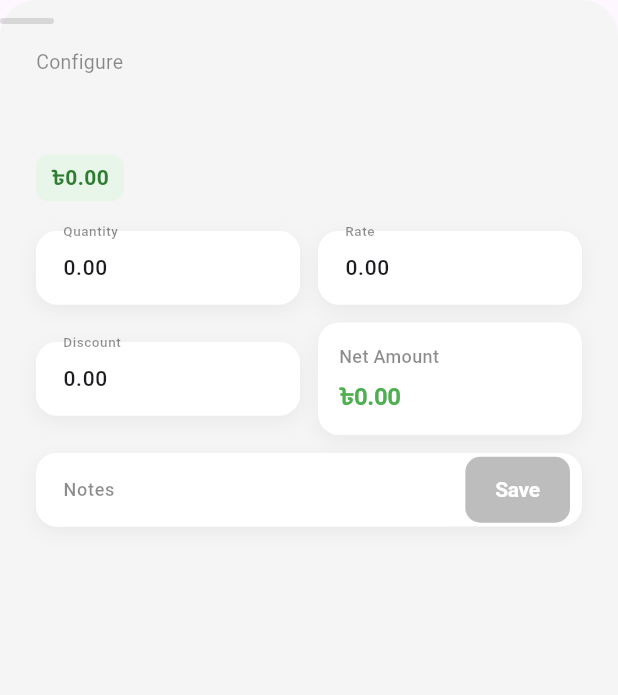
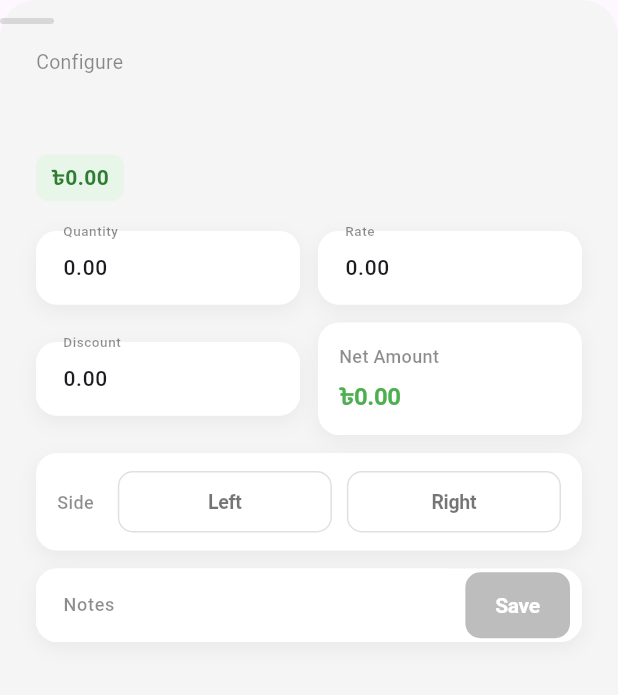
Before and after one commit to me-MrShohanur/MarketReach, a Flutter app: the _AddProductDetailSheet widget shown alone on an empty page, opened directly with empty values, on a phone screen of 412 x 824 dp. Shown: the top 695 px of the screen. Run offline on Flutter 3.47's test engine with Material 3 defaults, Android fonts, the phone set to English and light mode, and no system bars; our stand-ins replace file_picker, flutter_bloc, flutter_secure_storage, image_picker; accounts and stored records are empty; network calls fail.

Commit message:
add left and right feild for save

```diff
--- a/lib/constants/api_values.dart
+++ b/lib/constants/api_values.dart
@@ -13,6 +13,7 @@ class EndPoint {
   static const String getProducts = 'Order/GetProducts';
   static const String getOrder = 'Order/PlaceOrder';
   static const String getOrderList = 'Order/GetOrderList';
+  static const String save = 'Order/Save';
 
   // 'Order/GetCustomer?companyId=122&type=2&empId=5892&userId=3631&customerId=0';
 }
--- a/lib/services/provider/ordersave_service.dart
+++ b/lib/services/provider/ordersave_service.dart
@@ -2,6 +2,7 @@ import 'dart:convert';
 import 'dart:developer';
 import 'dart:io';
 import 'package:http/http.dart' as http;
+import 'package:marketing/constants/api_values.dart';
 import 'package:marketing/services/models/products_model.dart';
 import 'package:marketing/services/provider/current_user.dart';
 
@@ -53,7 +54,7 @@ class OrderSaveService {
     final double vatAmount = tax;
     final double netPayable = netAmount + vatAmount;
 
-    final uri = Uri.parse('$_baseUrl/Order/Save');
+    final uri = Uri.parse('${BaseUrl.apiBase}/api/${V.v1}/${EndPoint.save}');
     final request = http.MultipartRequest('POST', uri);
 
     request.headers['accept'] = '*/*';
--- a/lib/views/home/subpages/product_list_view.dart
+++ b/lib/views/home/subpages/product_list_view.dart
@@ -539,6 +539,11 @@ class _AddProductDetailSheetState extends State<_AddProductDetailSheet> {
   final _discountFocus = FocusNode();
   final _notesFocus = FocusNode();
 
+  // ── NEW: Left / Right toggle state ───────────────────────────────────────
+  bool _isLeft = false;
+  bool _isRight = false;
+  // ─────────────────────────────────────────────────────────────────────────
+
   double get _qty => double.tryParse(_qtyCtrl.text) ?? 0;
   double get _rate => double.tryParse(_rateCtrl.text) ?? 0;
   double get _disc => double.tryParse(_discountCtrl.text) ?? 0;
@@ -604,14 +609,16 @@ class _AddProductDetailSheetState extends State<_AddProductDetailSheet> {
       name: 'DetailSheet.save',
     );
 
-    // Step 1: add product to cart first
+    // ── NEW: Log Left / Right button states on save ───────────────────────
+    log(
+      'Side buttons — Left: $_isLeft | Right: $_isRight',
+      name: 'DetailSheet.save',
+    );
+    // ─────────────────────────────────────────────────────────────────────
+
     widget.onSave(cartProduct);
 
-    // Step 2: close both sheets at once safely.
-    // popUntil pops routes until it finds a PageRoute (a real screen).
-    // Bottom sheets are ModalBottomSheetRoute — NOT PageRoute.
-    // So this pops: _AddProductDetailSheet + AddProductsSheet
-    // and stops at CreateOrderView. Works whether search was active or not.
+    // Pop both bottom sheets, land back on CreateOrderView.
     Navigator.of(context).popUntil((route) => route is PageRoute);
   }
 
@@ -789,6 +796,8 @@ class _AddProductDetailSheetState extends State<_AddProductDetailSheet> {
                       _netBox(),
                     ),
                     const SizedBox(height: 12),
+                    _sideToggleRow(),
+                    const SizedBox(height: 12), // ← gap before new row
                     _notesRow(),
                     const SizedBox(height: 24),
                   ],
@@ -928,4 +937,94 @@ class _AddProductDetailSheetState extends State<_AddProductDetailSheet> {
       ],
     ),
   );
+
+  // ── NEW: Left / Right toggle row ──────────────────────────────────────────
+  Widget _sideToggleRow() => _Card(
+    child: Padding(
+      padding: const EdgeInsets.symmetric(horizontal: 14, vertical: 12),
+      child: Row(
+        children: [
+          const Text(
+            'Side',
+            style: TextStyle(
+              fontSize: 12,
+              color: Colors.black45,
+              fontWeight: FontWeight.w500,
+            ),
+          ),
+          const SizedBox(width: 16),
+          Expanded(
+            child: StatefulBuilder(
+              builder: (context, localSet) => Row(
+                children: [
+                  // Left button
+                  Expanded(
+                    child: GestureDetector(
+                      onTap: () => localSet(() => _isLeft = !_isLeft),
+                      child: AnimatedContainer(
+                        duration: const Duration(milliseconds: 200),
+                        curve: Curves.easeInOut,
+                        padding: const EdgeInsets.symmetric(vertical: 10),
+                        decoration: BoxDecoration(
+                          color: _isLeft ? Colors.black : Colors.white,
+                          borderRadius: BorderRadius.circular(10),
+                          border: Border.all(
+                            color: _isLeft
+                                ? Colors.black
+                                : const Color(0xFFE0E0E0),
+                          ),
+                        ),
+                        alignment: Alignment.center,
+                        child: Text(
+                          'Left',
+                          style: TextStyle(
+                            fontSize: 13,
+                            fontWeight: FontWeight.w600,
+                            color: _isLeft ? Colors.white : Colors.black54,
+                            letterSpacing: -0.2,
+                          ),
+                        ),
+                      ),
+                    ),
+                  ),
+                  const SizedBox(width: 10),
+                  // Right button
+                  Expanded(
+                    child: GestureDetector(
+                      onTap: () => localSet(() => _isRight = !_isRight),
+                      child: AnimatedContainer(
+                        duration: const Duration(milliseconds: 200),
+                        curve: Curves.easeInOut,
+                        padding: const EdgeInsets.symmetric(vertical: 10),
+                        decoration: BoxDecoration(
+                          color: _isRight ? Colors.black : Colors.white,
+                          borderRadius: BorderRadius.circular(10),
+                          border: Border.all(
+                            color: _isRight
+                                ? Colors.black
+                                : const Color(0xFFE0E0E0),
+                          ),
+                        ),
+                        alignment: Alignment.center,
+                        child: Text(
+                          'Right',
+                          style: TextStyle(
+                            fontSize: 13,
+                            fontWeight: FontWeight.w600,
+                            color: _isRight ? Colors.white : Colors.black54,
+                            letterSpacing: -0.2,
+                          ),
+                        ),
+                      ),
+                    ),
+                  ),
+                ],
+              ),
+            ),
+          ),
+        ],
+      ),
+    ),
+  );
+  // ─────────────────────────────────────────────────────────────────────────
 }
```
